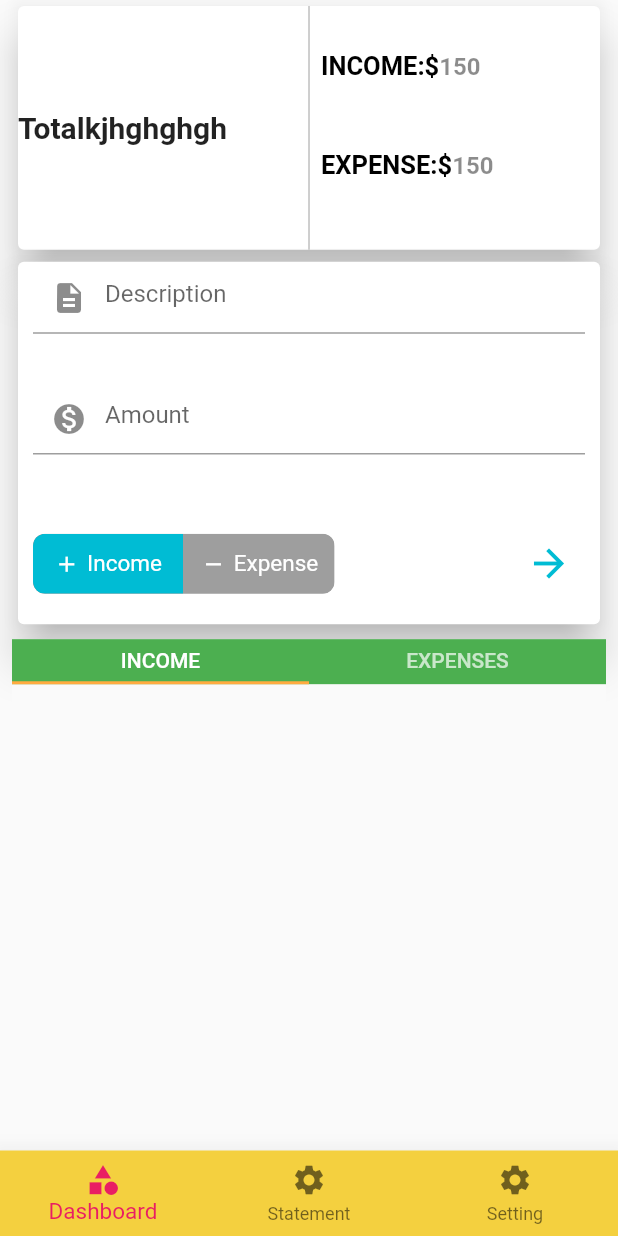
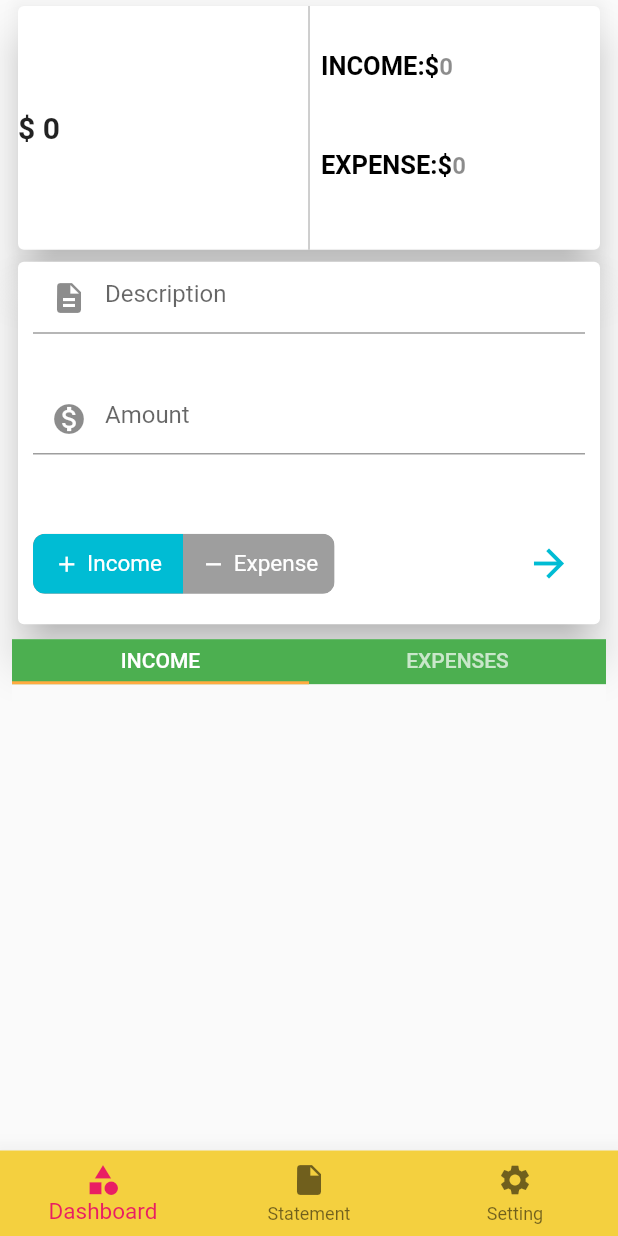
Before and after one commit to acharjeeauntor/BudgetApp, a Flutter app: the DashboardNavigation screen opened by its route, after a tap on the "arrow forward" icon, on a phone screen of 412 x 824 dp. Run offline on Flutter 3.47's test engine with Material 2 defaults, Android fonts, the phone set to English and light mode, and no system bars; drawn by our look-alikes of toggle_switch; our stand-ins replace jwt_decoder, share, shared_preferences, toast; accounts and stored records are empty; network calls fail.

Commit message:
Complete Dashboard Functionality.

```diff
--- a/lib/providers/income.dart
+++ b/lib/providers/income.dart
@@ -1,3 +1,7 @@
+// To parse this JSON data, do
+//
+//     final income = incomeFromJson(jsonString);
+
 import 'dart:convert';
 
 List<Income> incomeFromJson(String str) =>
@@ -18,7 +22,7 @@ class Income {
 
   int amount;
   String id;
-  String user;
+  User user;
   String desc;
   DateTime date;
   int v;
@@ -26,7 +30,7 @@ class Income {
   factory Income.fromJson(Map<String, dynamic> json) => Income(
         amount: json["amount"],
         id: json["_id"],
-        user: json["user"],
+        user: userValues.map[json["user"]],
         desc: json["desc"],
         date: DateTime.parse(json["date"]),
         v: json["__v"],
@@ -35,9 +39,28 @@ class Income {
   Map<String, dynamic> toJson() => {
         "amount": amount,
         "_id": id,
-        "user": user,
+        "user": userValues.reverse[user],
         "desc": desc,
         "date": date.toIso8601String(),
         "__v": v,
       };
 }
+
+enum User { THE_5_F849_E30_CEFC9_D11_AC5197_D6 }
+
+final userValues = EnumValues(
+    {"5f849e30cefc9d11ac5197d6": User.THE_5_F849_E30_CEFC9_D11_AC5197_D6});
+
+class EnumValues<T> {
+  Map<String, T> map;
+  Map<T, String> reverseMap;
+
+  EnumValues(this.map);
+
+  Map<T, String> get reverse {
+    if (reverseMap == null) {
+      reverseMap = map.map((k, v) => new MapEntry(v, k));
+    }
+    return reverseMap;
+  }
+}
--- a/lib/providers/incomes.dart
+++ b/lib/providers/incomes.dart
@@ -5,30 +5,33 @@ import 'package:flutter/material.dart';
 import 'package:http/http.dart' as http;
 
 class Incomes with ChangeNotifier {
-  var _totalInc = '';
-  var _totalExp = '';
+  int _totalInc = 0;
+  int _totalExp = 0;
 
   List<Income> _incList = [];
   List<Income> _expList = [];
 
-  set addInc(value) {
-    _totalInc = value;
+  addInc(String value) {
+    _totalInc = _totalInc + int.parse(value);
+
+    notifyListeners();
+  }
+
+  addExp(String value) {
+    _totalExp = _totalExp + int.parse(value);
     print("$value");
     notifyListeners();
   }
 
-  set addExp(value) {
-    _totalExp = value;
-    print("$value");
-    notifyListeners();
-  }
+  int get totalIncome => _totalInc;
+  int get totalExpenses => _totalExp;
 
   List<Income> get incList {
-    return [..._incList];
+    return [..._incList.reversed];
   }
 
   List<Income> get expList {
-    return [..._expList];
+    return [..._expList.reversed];
   }
 
   Future<void> fetchAndSetAll({String token}) async {
@@ -39,6 +42,11 @@ class Incomes with ChangeNotifier {
           headers: {"Authorization": "$token"});
 
       var rawData = json.decode(response.body);
+
+      if (rawData == null) {
+        return;
+      }
+
       for (var inc in rawData) {
         _incList.add(Income.fromJson(inc));
         notifyListeners();
@@ -55,8 +63,115 @@ class Incomes with ChangeNotifier {
         _expList.add(Income.fromJson(exp));
         notifyListeners();
       }
+
+      // Total inc
+
+      final responseTotalInc = await http.get(
+          "http://10.0.2.2:5000/budget/income/gettotalincome",
+          headers: {"Authorization": "$token"});
+
+      var totalIncData = json.decode(responseTotalInc.body);
+      this.addInc(totalIncData['income'].toString());
+
+      notifyListeners();
+
+      // Total Exp
+
+      final responseTotalExp = await http.get(
+          "http://10.0.2.2:5000/budget/exp/gettotalexp",
+          headers: {"Authorization": "$token"});
+
+      var totalExpData = json.decode(responseTotalExp.body);
+      this.addExp(totalExpData['exp'].toString());
+
+      notifyListeners();
     } catch (error) {
       throw error;
     }
   }
+
+  Future<String> addIncome({String desc, String amount, String token}) async {
+    print("desc:$desc");
+    print("amount:$amount");
+    final url = 'http://10.0.2.2:5000/budget/income';
+    try {
+      final response = await http.post(url,
+          headers: {"Authorization": "$token"},
+          body: {"desc": desc, "amount": amount});
+      var responseData = json.decode(response.body);
+      print(responseData);
+      print("addncome called");
+      if (response.statusCode == 200) {
+        //notify income list widget
+        _incList.add(Income.fromJson(responseData));
+        notifyListeners();
+      } else if (response.statusCode == 400) {
+        return "Description and Amount is required";
+      }
+    } catch (error) {
+      print("error called");
+      throw error;
+    }
+  }
+
+  Future<String> addExpenses({String desc, String amount, String token}) async {
+    print("desc:$desc");
+    print("amount:$amount");
+    final url = 'http://10.0.2.2:5000/budget/exp';
+    try {
+      final response = await http.post(url,
+          headers: {"Authorization": "$token"},
+          body: {"desc": desc, "amount": amount});
+      var responseData = json.decode(response.body);
+      if (response.statusCode == 200) {
+        //notify income list widget
+        _expList.add(Income.fromJson(responseData));
+        notifyListeners();
+      } else if (response.statusCode == 400) {
+        return "Description and Amount is required";
+      }
+    } catch (error) {
+      print("error called");
+      throw error;
+    }
+  }
+
+  Future<void> deleteExpenses({String id, String token}) async {
+    final url = 'http://10.0.2.2:5000/budget/exp/deleteexp/$id';
+    try {
+      final response =
+          await http.delete(url, headers: {"Authorization": "$token"});
+      var responseData = json.decode(response.body);
+      if (response.statusCode == 200) {
+        //notify income list widget
+        //_expList.add(Income.fromJson(responseData));
+        _expList.removeWhere((element) => element.id == responseData['_id']);
+
+        _totalExp = _totalExp - responseData['amount'];
+        notifyListeners();
+      }
+    } catch (error) {
+      print("error called");
+      throw error;
+    }
+  }
+
+  Future<void> deleteIncome({String id, String token}) async {
+    final url = 'http://10.0.2.2:5000/budget/income/deleteincome/$id';
+    try {
+      final response =
+          await http.delete(url, headers: {"Authorization": "$token"});
+      var responseData = json.decode(response.body);
+      if (response.statusCode == 200) {
+        //notify income list widget
+        //_expList.add(Income.fromJson(responseData));
+        _incList.removeWhere((element) => element.id == responseData['_id']);
+        _totalInc = _totalInc - responseData['amount'];
+        notifyListeners();
+      }
+    } catch (error) {
+      print("error called");
+      throw error;
+    }
+  }
 }
--- a/lib/widgets/dashboardInput.dart
+++ b/lib/widgets/dashboardInput.dart
@@ -1,8 +1,6 @@
-import 'dart:convert';
-
+import 'package:budgetapp/providers/incomes.dart';
 import 'package:budgetapp/providers/user.dart';
 import 'package:flutter/material.dart';
-import 'package:http/http.dart' as http;
 import 'package:provider/provider.dart';
 import 'package:toast/toast.dart';
 import 'package:toggle_switch/toggle_switch.dart';
@@ -20,42 +18,57 @@ class _DashBoardInputShowState extends State<DashBoardInputShow> {
     var _type = 0;
 
     final userProvider = Provider.of<User>(context, listen: false);
+    final incomeProvider = Provider.of<Incomes>(context, listen: false);
 
     void handleSubmit() async {
       if (_type == 0) {
         // post request
-        final response = await http.post("http://10.0.2.2:5000/budget/income",
-            headers: {"Authorization": "${userProvider.authToken}"},
-            body: {"desc": _descController, "amount": _amountController});
-        var responseData = json.decode(response.body);
-
-        if (response.statusCode == 200) {
-          //notify income list widget
-
-        } else if (response.statusCode == 400) {
-          Toast.show(responseData['desc'], context,
+        print("handle called");
+        print(_descController.text);
+        await incomeProvider
+            .addIncome(
+                desc: _descController.text,
+                amount: _amountController.text,
+                token: userProvider.authToken)
+            .then((_) {
+          incomeProvider.addInc(_amountController.text);
+        }).then((res) {
+          if (res != null) {
+            Toast.show(res.toString(), context,
                 textColor: Colors.white,
                 duration: Toast.LENGTH_LONG,
                 gravity: Toast.TOP,
                 backgroundColor: const Color(0xffEC7063));
+          } else {
+            setState(() {
+              _descController.clear();
+              _amountController.clear();
+            });
           }
+        });
       } else if (_type == 1) {
         // post request
-        final response = await http.post("http://10.0.2.2:5000/budget/exp",
-            headers: {"Authorization": "${userProvider.authToken}"},
-            body: {"desc": _descController, "amount": _amountController});
-        var responseData = json.decode(response.body);
-
-        if (response.statusCode == 200) {
-          //notify income list widget
-
-        } else if (response.statusCode == 400) {
-          Toast.show(responseData['desc'], context,
+        await incomeProvider
+            .addExpenses(
+                desc: _descController.text,
+                amount: _amountController.text,
+                token: userProvider.authToken)
+            .then((_) {
+          incomeProvider.addExp(_amountController.text);
+        }).then((res) {
+          if (res != null) {
+            Toast.show(res.toString(), context,
                 textColor: Colors.white,
                 duration: Toast.LENGTH_LONG,
                 gravity: Toast.TOP,
                 backgroundColor: const Color(0xffEC7063));
+          } else {
+            setState(() {
+              _descController.clear();
+              _amountController.clear();
+            });
           }
+        });
       }
     }
 
@@ -71,6 +84,7 @@ class _DashBoardInputShowState extends State<DashBoardInputShow> {
             children: [
               Expanded(
                 child: TextField(
+                  controller: _descController,
                   decoration: InputDecoration(
                       hintText: 'Description',
                       prefixIcon: Icon(Icons.description)),
@@ -79,7 +93,7 @@ class _DashBoardInputShowState extends State<DashBoardInputShow> {
               ),
               Expanded(
                 child: TextField(
-                  obscureText: true,
+                  controller: _amountController,
                   keyboardType: TextInputType.number,
                   decoration: InputDecoration(
                       hintText: 'Amount',
--- a/lib/widgets/dashboardValue.dart
+++ b/lib/widgets/dashboardValue.dart
@@ -1,6 +1,8 @@
+import 'package:budgetapp/providers/incomes.dart';
 import 'package:flutter/cupertino.dart';
 import 'package:flutter/material.dart';
 import 'package:flutter/painting.dart';
+import 'package:provider/provider.dart';
 
 class DashBoardValueShow extends StatefulWidget {
   @override
@@ -16,13 +18,15 @@ class _DashBoardValueShowState extends State<DashBoardValueShow> {
       child: Container(
           height: MediaQuery.of(context).size.height * 0.15,
           width: double.infinity,
-        child: Row(
+          child: Consumer<Incomes>(builder: (context, totalValues, ch) {
+            return Row(
               mainAxisAlignment: MainAxisAlignment.spaceBetween,
               children: [
                 Expanded(
                   child: Text(
-                "Totalkjhghghgh",
-                style: TextStyle(fontSize: 20.0, fontWeight: FontWeight.bold),
+                    "\$ ${totalValues.totalIncome - totalValues.totalExpenses}",
+                    style:
+                        TextStyle(fontSize: 20.0, fontWeight: FontWeight.bold),
                   ),
                 ),
                 VerticalDivider(
@@ -44,9 +48,10 @@ class _DashBoardValueShowState extends State<DashBoardValueShow> {
                                     fontWeight: FontWeight.bold),
                                 children: <TextSpan>[
                                   TextSpan(
-                                  text: "150",
+                                      text: totalValues.totalIncome.toString(),
                                       style: TextStyle(
-                                      color: Colors.black45, fontSize: 16.0)),
+                                          color: Colors.black45,
+                                          fontSize: 16.0)),
                                 ]),
                           ),
                         ),
@@ -60,19 +65,21 @@ class _DashBoardValueShowState extends State<DashBoardValueShow> {
                                     fontWeight: FontWeight.bold),
                                 children: <TextSpan>[
                                   TextSpan(
-                                  text: "150",
+                                      text:
+                                          totalValues.totalExpenses.toString(),
                                       style: TextStyle(
-                                      color: Colors.black45, fontSize: 16.0)),
+                                          color: Colors.black45,
+                                          fontSize: 16.0)),
                                 ]),
                           ),
                         )
                       ],
                     ),
                   ),
-            )
+                ),
               ],
-        ),
-      ),
+            );
+          })),
     );
   }
 }
--- a/lib/widgets/dashboardnavigation.dart
+++ b/lib/widgets/dashboardnavigation.dart
@@ -53,7 +53,7 @@ class _DashboardNavigationState extends State<DashboardNavigation> {
             BottomNavigationBarItem(
                 icon: Icon(Icons.category), title: Text('Dashboard')),
             BottomNavigationBarItem(
-                icon: Icon(Icons.settings), title: Text('Statement')),
+                icon: Icon(Icons.insert_drive_file), title: Text('Statement')),
             BottomNavigationBarItem(
                 icon: Icon(Icons.settings), title: Text('Setting'))
           ]),
```
Also changed, not shown: lib/widgets/expensesList.dart (+9 -3 lines), lib/widgets/incomeList.dart (+8 -2 lines). Lines whose indentation alone changed are shown as unchanged.
